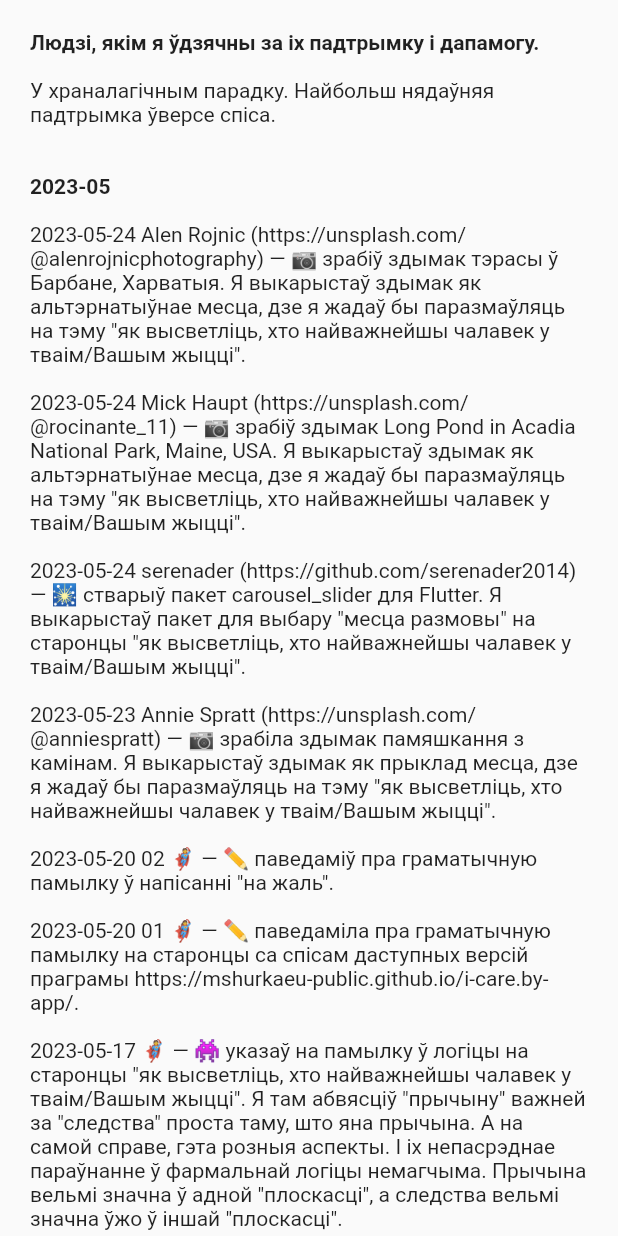
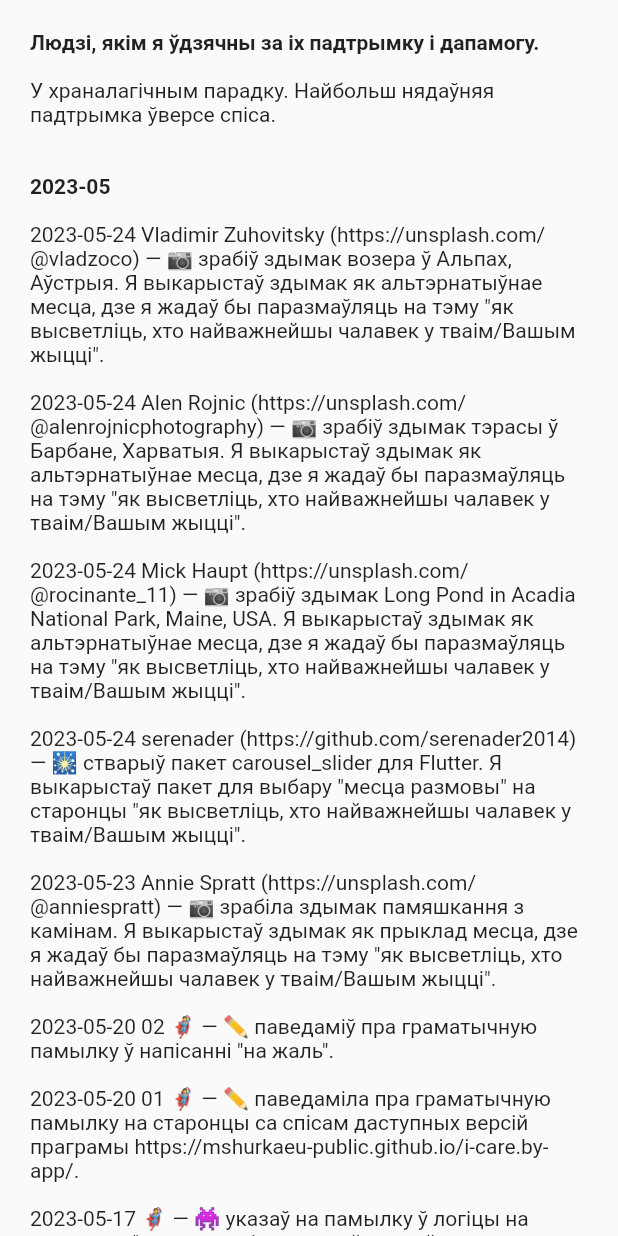
Before and after one commit to mshurkaeu-public/i-care.by, a Flutter app: the _MyGratitude widget shown alone on an empty page, opened directly, on a phone screen of 412 x 824 dp. Run offline on Flutter 3.47's test engine with Material 2 defaults, Android fonts, the phone set to English and light mode, and no system bars; our stand-ins replace carousel_slider, expandable_text, google_fonts, package_info_plus, photo_view; missing offline and left inert: dart:html, multi_split_view; generated files the repository leaves out were written again.

Commit message:
Add a photo of Alpine lake, Austria to the "how to find out who is the most important person in your life" page
as an alternative place, where I'd like to have a conversation.

The commit contains 640x425 photo of Alpine lake, Austria.
The photo made by Vladimir Zuhovitsky (https://unsplash.com/@vladzoco)
on Unsplash (https://unsplash.com).
The photo was downloaded from https://unsplash.com/photos/9AHEdWq5ZPQ/.
The photo license is "Unsplash License" from https://unsplash.com/terms/.

```diff
--- a/i-care.by-app/lib/about_page.dart
+++ b/i-care.by-app/lib/about_page.dart
@@ -680,6 +680,9 @@ class _MyGratitude extends StatelessWidget {
                 style: titleStyle,
               ),
               TextSpan(
+                text: l10n.aboutMyGratitude_2023_05_24_04,
+              ),
+              TextSpan(
                 text: l10n.aboutMyGratitude_2023_05_24_03,
               ),
               TextSpan(
--- a/i-care.by-app/lib/how_to_find_out_who_is_tmipiyl.dart
+++ b/i-care.by-app/lib/how_to_find_out_who_is_tmipiyl.dart
@@ -67,6 +67,11 @@ class HowToFindOutWhoIsTmipiyl extends StatelessWidget {
                   assetName:
                       'assets/images/how-to-find-out-who-is-tmipiyl-terrace-640.jpg',
                   caption: 'Photo by Alen Rojnic on Unsplash',
+                ),
+                const AssetImageWithCaption(
+                  assetName:
+                      'assets/images/how-to-find-out-who-is-tmipiyl-lake-640.jpg',
+                  caption: 'Photo by Vladimir Zuhovitsky on Unsplash',
                 ),
               ],
             ),
--- a/i-care.by-app/lib/l10n/app_be.arb
+++ b/i-care.by-app/lib/l10n/app_be.arb
@@ -321,6 +321,10 @@
   "@aboutMyGratitude_2023_05_24_03": {
     "description": "Text for 2023-05-24 Alen Rojnic (https://unsplash.com/@alenrojnicphotography) on the \"my gratitude\" tab on the \"About\" page."
   },
+  "aboutMyGratitude_2023_05_24_04": "\n2023-05-24 Vladimir Zuhovitsky (https://unsplash.com/@vladzoco) — 📷 зрабіў здымак возера ў Альпах, Аўстрыя. Я выкарыстаў здымак як альтэрнатыўнае месца, дзе я жадаў бы паразмаўляць на тэму \"як высветліць, хто найважнейшы чалавек у тваім/Вашым жыцці\".\n",
+  "@aboutMyGratitude_2023_05_24_04": {
+    "description": "Text for 2023-05-24 Vladimir Zuhovitsky (https://unsplash.com/@vladzoco) on the \"my gratitude\" tab on the \"About\" page."
+  },
   "aboutMyGratitude_2023_05_title": "\n\n2023-05\n",
   "@aboutMyGratitude_2023_05_title": {
     "description": "Title for 2023-05 list/text on the \"my gratitude\" tab on the \"About\" page."
--- a/i-care.by-app/lib/main.dart
+++ b/i-care.by-app/lib/main.dart
@@ -97,6 +97,16 @@ void main() {
 
   LicenseRegistry.addLicense(() => Stream<LicenseEntry>.value(
         LicenseEntryWithLineBreaks(
+          <String>['lake-640.jpg'],
+          _buildLicenseTextForPhotoFromUnsplash(
+            'Vladimir Zuhovitsky',
+            '@vladzoco',
+          ),
+        ),
+      ));
+
+  LicenseRegistry.addLicense(() => Stream<LicenseEntry>.value(
+        LicenseEntryWithLineBreaks(
           <String>[
             'doors-640.jpg',
             'scale-640.jpg',
--- a/i-care.by-app/pubspec.yaml
+++ b/i-care.by-app/pubspec.yaml
@@ -84,6 +84,7 @@ flutter:
     - assets/images/how-to-find-out-who-is-tmipiyl-doors-640.jpg
     - assets/images/how-to-find-out-who-is-tmipiyl-fireplace-640.jpg
     - assets/images/how-to-find-out-who-is-tmipiyl-graph-640.jpg
+    - assets/images/how-to-find-out-who-is-tmipiyl-lake-640.jpg
     - assets/images/how-to-find-out-who-is-tmipiyl-long-pond-640.jpg
     - assets/images/how-to-find-out-who-is-tmipiyl-scale-640.jpg
     - assets/images/how-to-find-out-who-is-tmipiyl-sound-wave-640.jpg
```
Also changed, not shown: i-care.by-app/assets/images/how-to-find-out-who-is-tmipiyl-lake-640.jpg (added).
